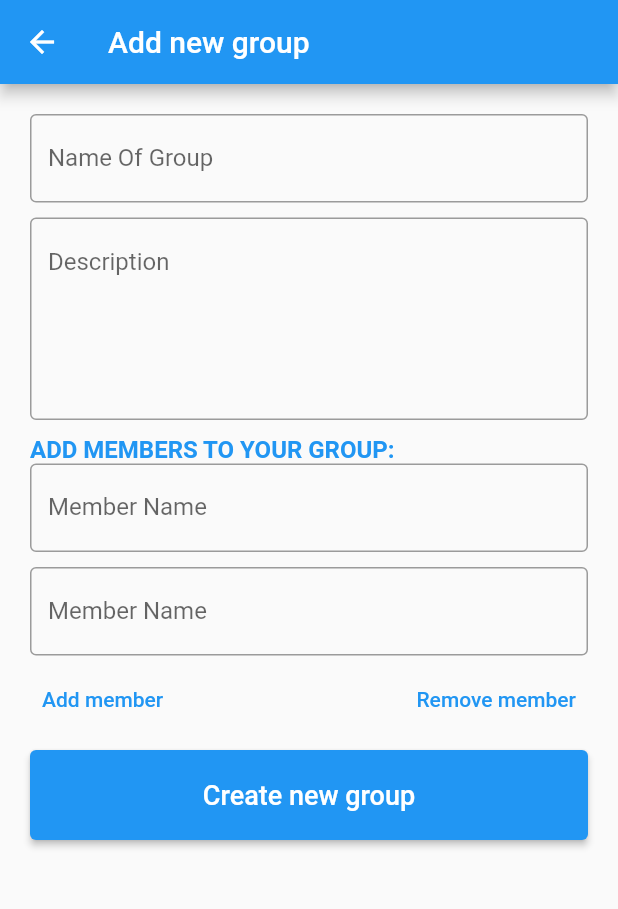
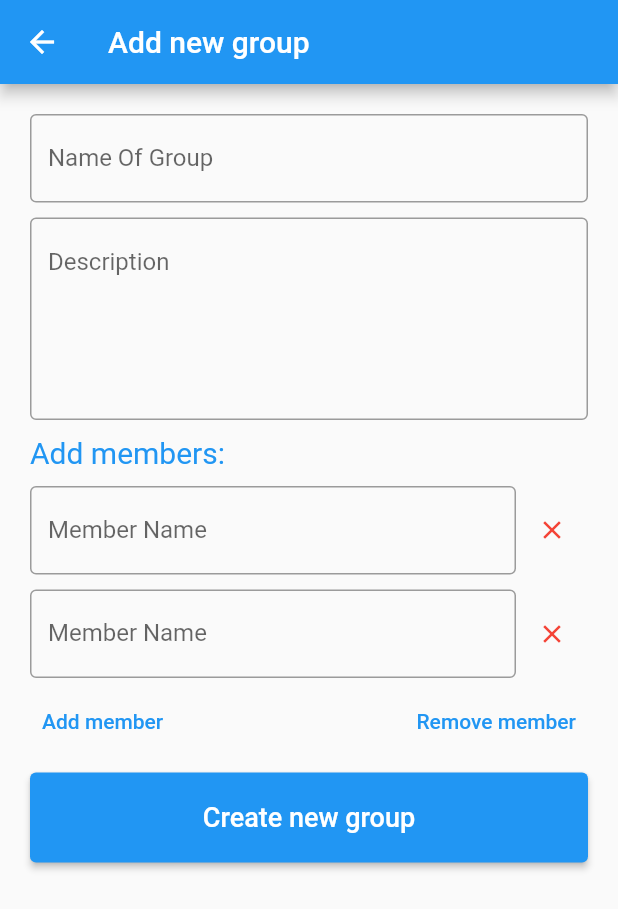
Before and after one commit to mwenski/share-costs-app, a Flutter app: the GroupListView screen opened by its route, after a tap on the "add" icon, on a phone screen of 412 x 824 dp. Shown: the top 909 px of the screen. Run offline on Flutter 3.47's test engine with Material 2 defaults, Android fonts, the phone set to English and light mode, and no system bars; our stand-ins replace charts_flutter_new, cloud_firestore, firebase_auth, firebase_core, text_scroll; accounts and stored records are empty; network calls fail; Roboto replaces fonts that are missing (Helvetica).

Commit message:
Expense and Group forms improved

```diff
--- a/lib/components/group_list/groups_list_item.dart
+++ b/lib/components/group_list/groups_list_item.dart
@@ -76,8 +76,8 @@ class GroupsListItem extends StatelessWidget {
               ),
               IconButton(
                 onPressed: () {
-                  null;
-                  //Navigator.pushNamed(context, Routes.newGroup, arguments: {"group": group, "formType": FormType.update});
+                  //null;
+                  Navigator.pushNamed(context, Routes.newGroup, arguments: {"group": group, "formType": FormType.update});
                 },
                 icon: Icon(Icons.edit),
                 tooltip: "Update group",
--- a/lib/style.dart
+++ b/lib/style.dart
@@ -15,6 +15,14 @@ abstract class Style{
     color: Colors.blue,
     height: 1.2,
     fontWeight: FontWeight.w400
+  );
+
+  static const TextStyle labelStyle = TextStyle(
+      fontFamily: 'Helvetica',
+      fontSize: 16,
+      color: Colors.blue,
+      height: 1.2,
+      fontWeight: FontWeight.w400
   );
 
   static const TextStyle dateStyle = TextStyle(
--- a/lib/views/group_form.dart
+++ b/lib/views/group_form.dart
@@ -1,6 +1,7 @@
 import 'package:flutter/material.dart';
 
 import 'package:share_cost_app/constant.dart';
+import 'package:share_cost_app/style.dart';
 import 'package:share_cost_app/models/group_model.dart';
 import 'package:share_cost_app/models/user_model.dart';
 import 'package:share_cost_app/services/authentication.dart';
@@ -15,10 +16,9 @@ class GroupForm extends StatefulWidget {
 }
 
 class _GroupFormState extends State<GroupForm> {
-  List<TextEditingController> memberControllers = <TextEditingController>[
-    TextEditingController(),
-    TextEditingController()
-  ];
+  List<TextEditingController> memberControllers = <TextEditingController>[];
+
+  bool flag = true;
 
   var nameController = TextEditingController();
   var descriptionController = TextEditingController();
@@ -82,13 +82,14 @@ class _GroupFormState extends State<GroupForm> {
 
   @override
   Widget build(BuildContext context) {
+
     final arguments =
         ModalRoute.of(context)!.settings.arguments as Map<String, dynamic>;
     final FormType formType = arguments["formType"];
 
     Group group;
 
-    if (formType == FormType.update) {
+    if (formType == FormType.update && flag) {
       group = arguments["group"];
       groupId = group.id;
       nameController = TextEditingController(text: group.name);
@@ -96,7 +97,14 @@ class _GroupFormState extends State<GroupForm> {
       group.members.forEach((element) {
         memberControllers.add(TextEditingController(text: element.name));
       });
+    }else if(flag){
+      memberControllers = <TextEditingController>[
+        TextEditingController(),
+        TextEditingController()
+      ];
     }
+
+    flag = false;
 
     return Scaffold(
         appBar: AppBar(title: Text(formType==FormType.update? "Update group" : "Add new group")),
@@ -130,27 +138,41 @@ class _GroupFormState extends State<GroupForm> {
                   height: 10,
                 ),
                 Row(
-                  children: const [
+                  children: [
                     Text(
-                      "ADD MEMBERS TO YOUR GROUP:",
-                      style: TextStyle(
-                          fontSize: 16,
-                          color: Colors.blue,
-                          fontWeight: FontWeight.bold),
+                      formType == FormType.update? "Update members:" : "Add members:",
+                      style: Style.subheaderStyle,
                     ),
-                    Spacer(),
+                    const Spacer(),
                   ],
+                ),
+                const SizedBox(
+                  height: 10,
                 ),
                 Wrap(
                   spacing: 10.0,
                   runSpacing: 10.0,
                   children: memberControllers
-                      .map((memberController) => TextFormField(
-                        controller: memberController,
-                        decoration: const InputDecoration(
-                          border: OutlineInputBorder(),
-                          labelText: 'Member Name',
-                        ),
+                      .map((memberController) => Row(
+                        children: [
+                          Expanded(
+                            child: TextFormField(
+                              controller: memberController,
+                              decoration: const InputDecoration(
+                                border: OutlineInputBorder(),
+                                labelText: 'Member Name',
+                              ),
+                            ),
+                          ),
+                          IconButton(
+                              onPressed: () {
+                                _removeMemberFromList(memberController);
+                              },
+                              icon: Icon(Icons.close),
+                              tooltip: "Remove member",
+                              color: Colors.red,
+                              iconSize: 20),
+                        ],
                       ))
                       .toList(),
                 ),
@@ -180,7 +202,7 @@ class _GroupFormState extends State<GroupForm> {
                       Navigator.pop(context);
                     },
                     child: Text(formType==FormType.update? "Update group" : "Create new group",
-                        style: TextStyle(fontSize: 18)),
+                        style: const TextStyle(fontSize: 18)),
                   ),
                 ),
               ]),
--- a/lib/views/login_view.dart
+++ b/lib/views/login_view.dart
@@ -37,6 +37,8 @@ class _LoginViewState extends State<LoginView> {
                   decoration: const InputDecoration(
                     border: OutlineInputBorder(),
                     labelText: 'E-mail address',
+                    hintText: 'Enter your email',
+                    prefixIcon: Icon(Icons.people),
                   ),
                 ),
                 const SizedBox(
@@ -48,6 +50,8 @@ class _LoginViewState extends State<LoginView> {
                   decoration: const InputDecoration(
                     border: OutlineInputBorder(),
                     labelText: 'Password',
+                    hintText: 'Enter your password',
+                    prefixIcon: Icon(Icons.lock),
                   ),
                 ),
                 const SizedBox(
--- a/lib/views/register_view.dart
+++ b/lib/views/register_view.dart
@@ -30,6 +30,7 @@ class _RegisterViewState extends State<RegisterView> {
                   decoration: const InputDecoration(
                     border: OutlineInputBorder(),
                     labelText: 'E-mail address',
+                    hintText: 'Enter your email',
                   ),
                 ),
                 const SizedBox(
@@ -41,6 +42,7 @@ class _RegisterViewState extends State<RegisterView> {
                   decoration: const InputDecoration(
                     border: OutlineInputBorder(),
                     labelText: 'Password',
+                    hintText: 'Enter your password',
                   ),
                 ),
                 const SizedBox(
@@ -52,6 +54,7 @@ class _RegisterViewState extends State<RegisterView> {
                   decoration: const InputDecoration(
                     border: OutlineInputBorder(),
                     labelText: 'Confirm password',
+                    hintText: 'Confirm your password',
                   ),
                 ),
                 const SizedBox(
```
Also changed, not shown: lib/views/expense_form.dart (+30 -21 lines).
